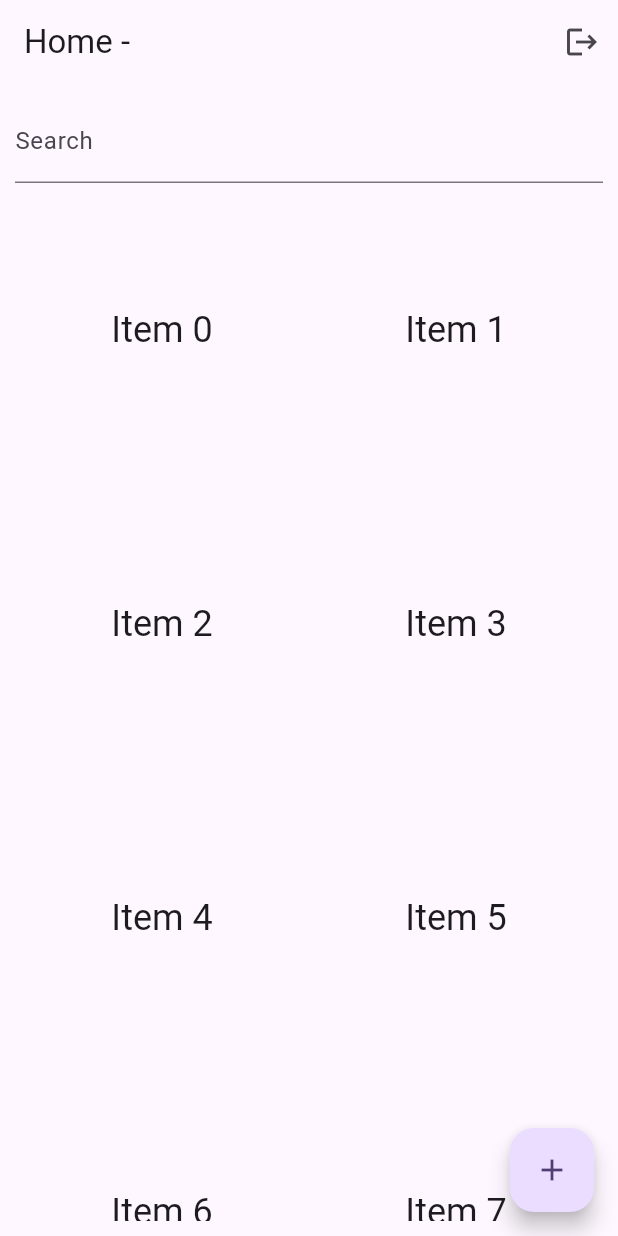
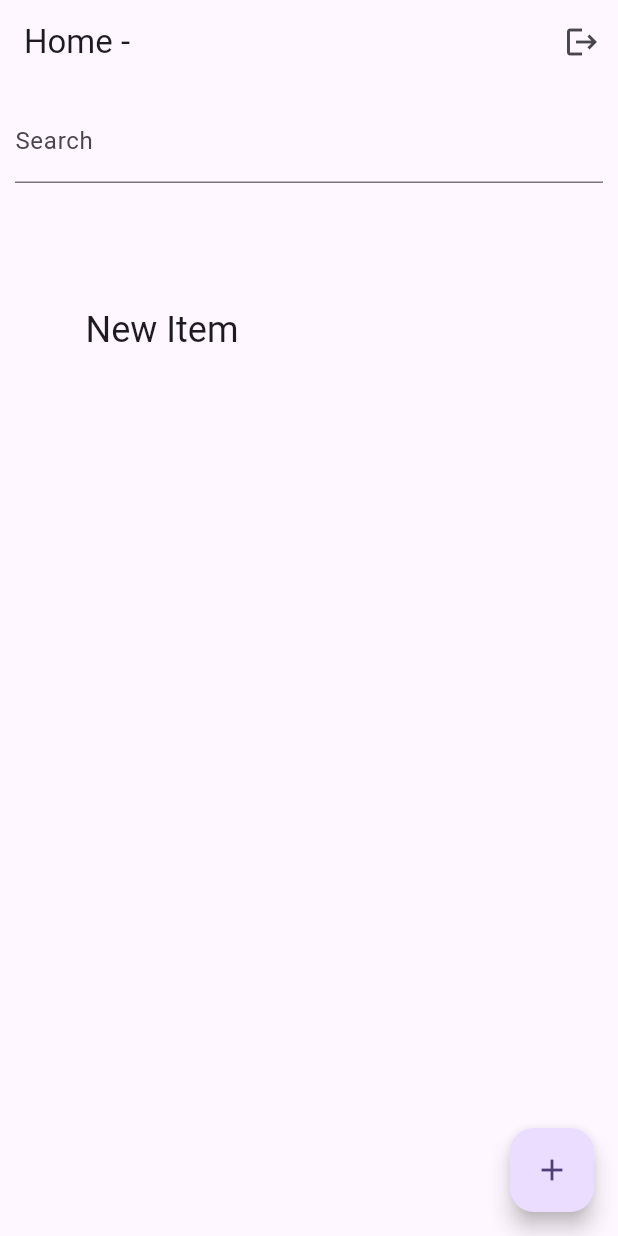
Before and after one commit to mcpe500/note-writing-app, a Flutter app: the HomePage screen opened directly with empty values, after a tap on the "add" icon, on a phone screen of 412 x 824 dp. Run offline on Flutter 3.47's test engine with Material 3 defaults, Android fonts, the phone set to English and light mode, and no system bars; our stand-ins replace shared_preferences; accounts and stored records are empty.

Commit message:
added the writing page and the main function of this app

```diff
--- a/lib/pages/home.dart
+++ b/lib/pages/home.dart
@@ -1,8 +1,10 @@
 import 'package:flutter/material.dart';
 import 'package:myapp/pages/login.dart';
+import 'package:myapp/pages/writing.dart';
+import 'package:myapp/utils/storage.dart';
 
 class HomeApp extends StatelessWidget {
-  final String username; // Declare username as final
+  final String username;
 
   const HomeApp({super.key, required this.username});
 
@@ -28,18 +30,35 @@ class HomePage extends StatefulWidget {
 
 class HomePageState extends State<HomePage> {
   final TextEditingController searchController = TextEditingController();
+  List<String> array = [];
+
   @override
   Widget build(BuildContext context) {
+    return FutureBuilder<List<String>>(
+      future: loadArray("writingHeader_${widget.username}"),
+      builder: (BuildContext context, AsyncSnapshot<List<String>> snapshot) {
+        if (snapshot.connectionState == ConnectionState.waiting) {
+          return const CircularProgressIndicator(); // Show a loading spinner while waiting
+        } else {
+          if (snapshot.hasError) {
+            return Text('Error: ${snapshot.error}');
+          } else {
+            array = snapshot.data!; // Load the data into your array
             return Scaffold(
               appBar: AppBar(
-        title: Text('Home - ${widget.username}'),
+                title: Text(
+                    'Home - ${widget.username}'), // Display the username in the header
                 actions: <Widget>[
                   IconButton(
                     icon: const Icon(Icons.logout),
-            onPressed: () {Navigator.of(context).push(
-                  MaterialPageRoute(builder: (context) => const LoginApp()));
+                    onPressed: () {
+                      Navigator.of(context).push(
+                        MaterialPageRoute(
+                            builder: (context) => const LoginApp()),
+                      );
                     },
-          ),],
+                  ),
+                ],
               ),
               body: Padding(
                 padding: const EdgeInsets.all(10),
@@ -53,12 +72,27 @@ class HomePageState extends State<HomePage> {
                     Expanded(
                       child: GridView.count(
                         // Create a cross-axis count that adapts to the screen size
-                crossAxisCount: MediaQuery.of(context).size.width > 800 ? 4 : MediaQuery.of(context).size.width > 600 ? 3 : 2,
-                children: List.generate(100, (index) {
-                  return Center(
+                        crossAxisCount: MediaQuery.of(context).size.width > 800
+                            ? 4
+                            : MediaQuery.of(context).size.width > 600
+                                ? 3
+                                : 2,
+                        children: List.generate(array.length, (index) {
+                          return GestureDetector(
+                            onTap: () {
+                              Navigator.of(context).push(
+                                MaterialPageRoute(
+                                    builder: (context) => WritingApp(
+                                        writingIndex: index,
+                                        username: widget.username)),
+                              );
+                            },
+                            child: Center(
                               child: Text(
-                      'Item $index',
-                      style: Theme.of(context).textTheme.headlineSmall,
+                                array[index],
+                                style:
+                                    Theme.of(context).textTheme.headlineSmall,
+                              ),
                             ),
                           );
                         }),
@@ -68,8 +102,15 @@ class HomePageState extends State<HomePage> {
                 ),
               ),
               floatingActionButton: FloatingActionButton(
-        onPressed: () {
+                onPressed: () async {
                   // Handle button press here
+                  array.add('New Item');
+                  saveArray("writingHeader_${widget.username}", array);
+                  List<String> writingText =
+                      await loadArray("writingText_${widget.username}");
+                  writingText.add('New Item Text');
+                  saveArray("writingText_${widget.username}", writingText);
+                  setState(() {});
                 },
                 tooltip: 'Increment',
                 child: const Icon(Icons.add),
@@ -77,3 +118,7 @@ class HomePageState extends State<HomePage> {
             );
           }
         }
+      },
+    );
+  }
+}
--- /dev/null
+++ b/lib/utils/storage.dart
@@ -0,0 +1,28 @@
+import 'package:shared_preferences/shared_preferences.dart';
+import 'dart:convert';
+
+Future<void> saveArray(String arrayName, List<String> array) async {
+  final SharedPreferences prefs = await SharedPreferences.getInstance();
+
+  // Convert the array to a JSON string
+  String jsonString = jsonEncode(array);
+
+  await prefs.setString(arrayName, jsonString);
+}
+
+Future<List<String>> loadArray(String arrayName) async {
+  final SharedPreferences prefs = await SharedPreferences.getInstance();
+
+  // Get the JSON string from local storage
+  String? jsonString = prefs.getString(arrayName);
+
+  // If the key does not exist, return an empty array
+  if (jsonString == null) {
+    return [];
+  }
+
+  // Decode the JSON string back into an array
+  List<String> array = List<String>.from(jsonDecode(jsonString));
+
+  return array;
+}
```
Also changed, not shown: lib/pages/login.dart (+22 -3 lines), lib/pages/writing.dart (added, +139 -0 lines). Lines whose indentation alone changed are shown as unchanged.
